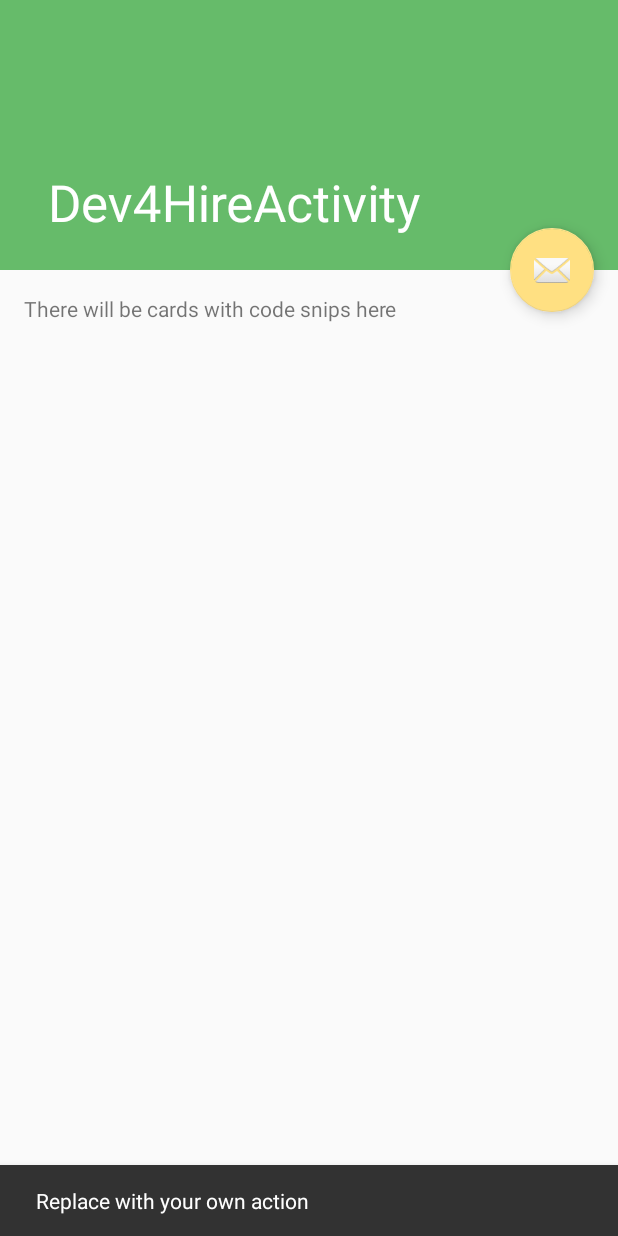
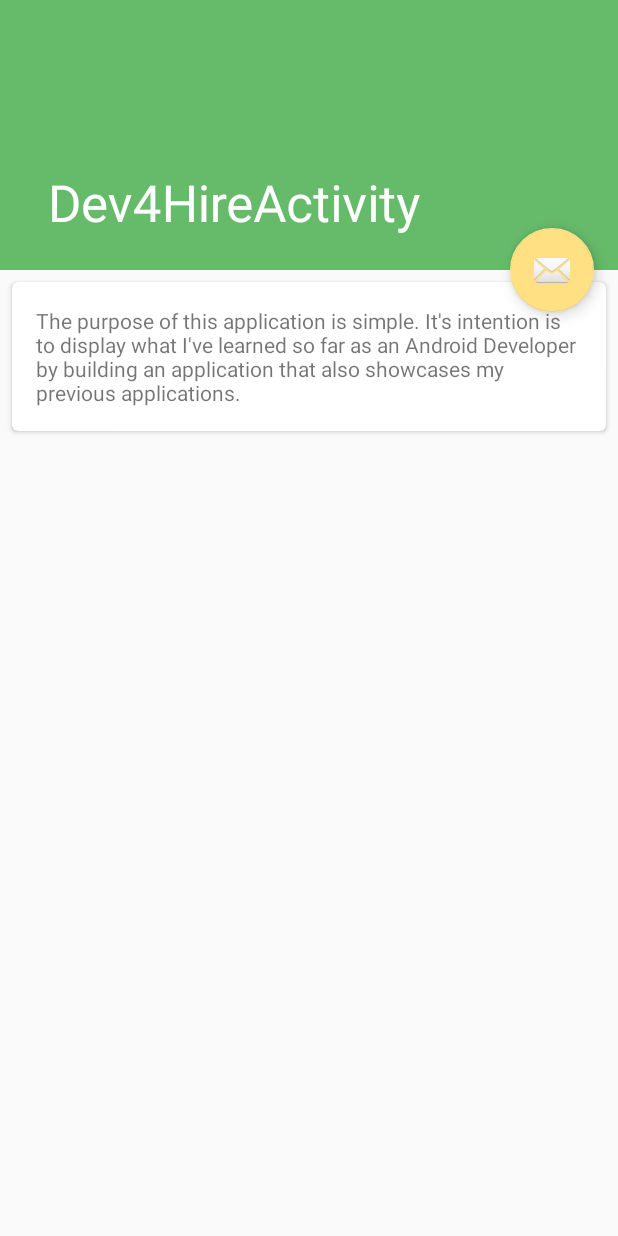
Before and after one commit to Dgilliams/DesignLab, an Android app: the Dev4HireActivity screen opened directly, with no data from a screen before it, after a tap on an icon or button, on a phone screen of 412 x 824 dp. Run offline under Robolectric (Android 15) with nearby library versions, the phone set to English and light mode, and no system bars.

Commit message:
Added checking for permissions utils and used them to request SMS sending permission

```diff
--- a/app/src/main/AndroidManifest.xml
+++ b/app/src/main/AndroidManifest.xml
@@ -2,6 +2,7 @@
 <manifest xmlns:android="http://schemas.android.com/apk/res/android"
     package="com.damosdesigns.designlab">
 
+    <uses-permission android:name="android.permission.SEND_SMS" />
     <application
         android:allowBackup="true"
         android:icon="@mipmap/ic_launcher"
--- /dev/null
+++ b/app/src/main/java/com/damosdesigns/designlab/main/DesignLabBaseActivity.java
@@ -0,0 +1,38 @@
+package com.damosdesigns.designlab.main;
+
+import android.Manifest;
+import android.content.pm.PackageManager;
+import android.os.Bundle;
+import android.support.v4.app.ActivityCompat;
+import android.support.v4.content.ContextCompat;
+import android.support.v7.app.AppCompatActivity;
+
+/**
+ * Created by damosdesigns on 6/25/16.
+ */
+public class DesignLabBaseActivity extends AppCompatActivity {
+    @Override
+    protected void onCreate(Bundle savedInstanceState) {
+        super.onCreate(savedInstanceState);
+    }
+
+
+
+    @Override
+    public void onRequestPermissionsResult(int requestCode, String[] permissions, int[] grantResults) {
+        super.onRequestPermissionsResult(requestCode, permissions, grantResults);
+        switch (requestCode) {
+            case Constants.PERMISSION_SEND_SMS: {
+                if (grantResults[0] == PackageManager.PERMISSION_GRANTED) {
+                    //permission granted!
+                    // do the task intended
+                } else {
+                    //permission denied, thats some shit
+                    //disable whatever awesomeness you were about to enable
+                }
+                return;
+            }
+            //more cases
+        }
+    }
+}
--- a/app/src/main/java/com/damosdesigns/designlab/main/Dev4HireActivity.java
+++ b/app/src/main/java/com/damosdesigns/designlab/main/Dev4HireActivity.java
@@ -3,14 +3,14 @@ package com.damosdesigns.designlab.main;
 import android.os.Bundle;
 import android.support.design.widget.FloatingActionButton;
 import android.support.design.widget.Snackbar;
-import android.support.v7.app.AppCompatActivity;
 import android.support.v7.widget.Toolbar;
 import android.view.View;
 
 import com.damosdesigns.designlab.R;
 
-public class Dev4HireActivity extends AppCompatActivity {
+public class Dev4HireActivity extends DesignLabBaseActivity {
 
+    final Dev4HireActivity mActivity = this;
     @Override
     protected void onCreate(Bundle savedInstanceState) {
         super.onCreate(savedInstanceState);
@@ -22,8 +22,8 @@ public class Dev4HireActivity extends AppCompatActivity {
         fab.setOnClickListener(new View.OnClickListener() {
             @Override
             public void onClick(View view) {
-                Snackbar.make(view, "Replace with your own action", Snackbar.LENGTH_LONG)
-                        .setAction("Action", null).show();
+                Snackbar.make(findViewById(R.id.content_dev4_hire), "Check for SMS Permission", Snackbar.LENGTH_LONG);
+                PermissionUtils.checkForSEND_SMSPermission(mActivity);
             }
         });
     }
--- /dev/null
+++ b/app/src/main/java/com/damosdesigns/designlab/main/PermissionUtils.java
@@ -0,0 +1,30 @@
+package com.damosdesigns.designlab.main;
+
+import android.Manifest;
+import android.app.Activity;
+import android.content.pm.PackageManager;
+import android.support.v4.app.ActivityCompat;
+import android.support.v4.content.ContextCompat;
+
+/**
+ * Created by damosdesigns on 6/25/16.
+ */
+public  class PermissionUtils {
+
+    public static void checkForSEND_SMSPermission(Activity activity) {
+        checkForPermission(activity, Manifest.permission.SEND_SMS, Constants.PERMISSION_SEND_SMS);
+    }
+
+    public static void checkForPermission(Activity activity, String permission, final int RequestCallBack) {
+        if (ContextCompat.checkSelfPermission(activity, permission) != PackageManager.PERMISSION_GRANTED) {
+
+            if (ActivityCompat.shouldShowRequestPermissionRationale(activity, permission)) {
+                //show an explanation to the user *asynchronously* dont, block
+
+            } else {
+                //no explanation needed, we can request the permission
+                ActivityCompat.requestPermissions(activity, new String[]{permission}, Constants.PERMISSION_SEND_SMS);
+            }
+        }
+    }
+}
--- a/app/src/main/res/layout/content_dev4_hire.xml
+++ b/app/src/main/res/layout/content_dev4_hire.xml
@@ -2,16 +2,30 @@
 <android.support.v4.widget.NestedScrollView xmlns:android="http://schemas.android.com/apk/res/android"
     xmlns:app="http://schemas.android.com/apk/res-auto"
     xmlns:tools="http://schemas.android.com/tools"
+    android:id="@+id/content_dev4_hire"
     android:layout_width="match_parent"
     android:layout_height="match_parent"
     app:layout_behavior="@string/appbar_scrolling_view_behavior"
     tools:context="com.damosdesigns.designlab.main.Dev4HireActivity"
     tools:showIn="@layout/activity_dev4_hire">
 
-    <TextView
-        android:layout_width="wrap_content"
+    <android.support.v7.widget.CardView xmlns:android="http://schemas.android.com/apk/res/android"
+        xmlns:app="http://schemas.android.com/apk/res-auto"
+        android:id="@+id/project_card"
+        android:layout_width="match_parent"
         android:layout_height="wrap_content"
-        android:layout_margin="@dimen/text_margin"
-        android:text="There will be cards with code snips here" />
+        android:layout_marginBottom="8dp"
+        android:layout_marginLeft="8dp"
+        android:layout_marginRight="8dp"
+        android:layout_marginTop="8dp"
+        android:padding="16dp"
+        app:cardCornerRadius="4dp">
 
+        <TextView
+            android:layout_width="wrap_content"
+            android:layout_height="wrap_content"
+            android:layout_margin="@dimen/text_margin"
+            android:text="@string/dev_for_hire_intro_card" />
+
+    </android.support.v7.widget.CardView>
 </android.support.v4.widget.NestedScrollView>
--- a/app/src/main/res/values/strings.xml
+++ b/app/src/main/res/values/strings.xml
@@ -100,4 +100,9 @@
         "For example, position the FAB to one side of stream of a cards so the FAB won’t interfere "
         "when a user tries to pick up one of cards.\n\n"
     </string>
+    <string name="dev_for_hire_intro_card">The purpose of this application is simple.
+    "It's intention is to display what I've learned so far as an Android Developer by building an"
+        "application that also showcases my previous applications.
+
+    </string>
 </resources>
```
Also changed, not shown: app/src/main/java/com/damosdesigns/designlab/main/Constants.java (added, +9 -0 lines), app/src/main/java/com/damosdesigns/designlab/main/Util.java (+14 -0 lines).
